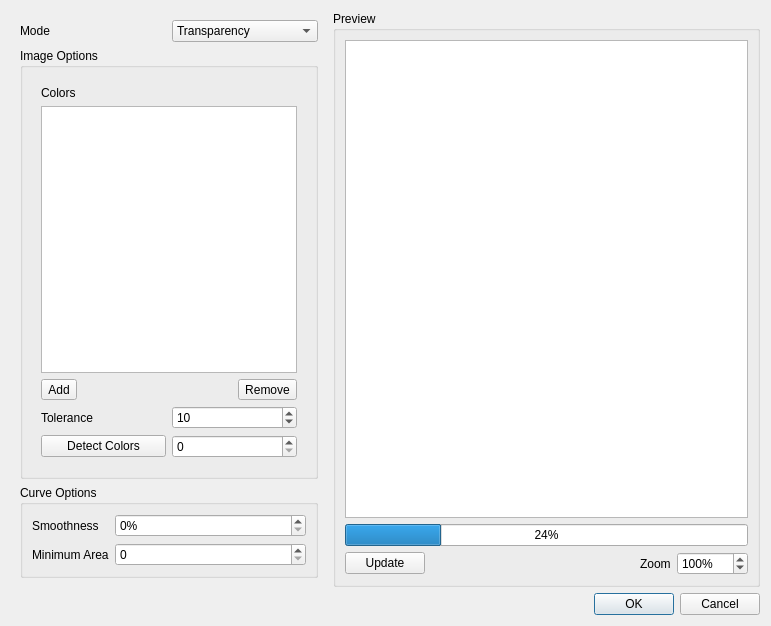
Old version of the form src/gui/widgets/dialogs/trace_dialog.ui in the repository mbasaglia/glaxnimate.
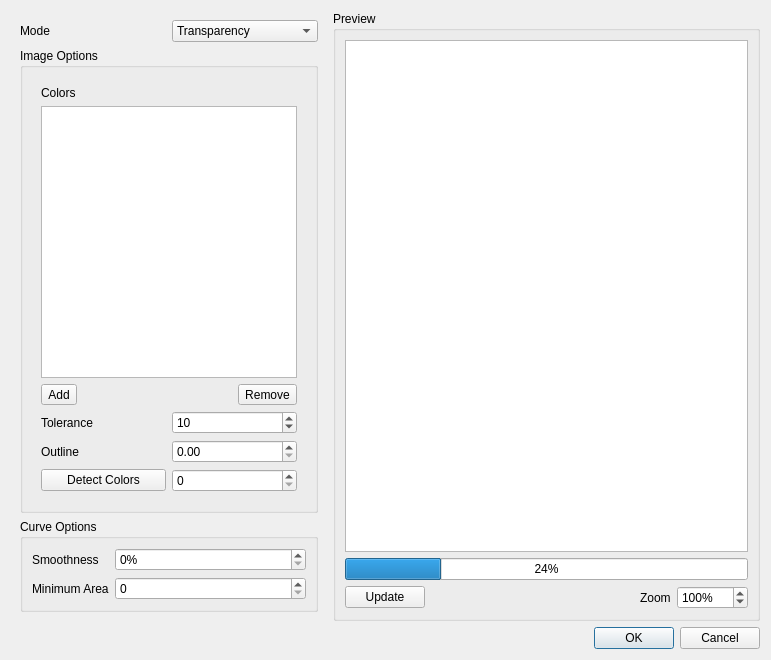
New version of the form. Icons and pictures are not drawn. Custom widgets are drawn as their Qt base class.

Commit message: Option to add an outline to traced paths

What changed in the file:
```diff
--- a/src/gui/widgets/dialogs/trace_dialog.ui
+++ b/src/gui/widgets/dialogs/trace_dialog.ui
@@ -7,7 +7,7 @@
     <x>0</x>
     <y>0</y>
     <width>771</width>
-    <height>626</height>
+    <height>660</height>
    </rect>
   </property>
   <property name="windowTitle">
@@ -204,15 +204,15 @@
                 </layout>
                </item>
                <item>
-                <layout class="QHBoxLayout" name="horizontalLayout_6">
-                 <item>
-                  <widget class="QLabel" name="label_tolerance">
+                <layout class="QGridLayout" name="gridLayout">
+                 <item row="2" column="0">
+                  <widget class="QPushButton" name="pushButton_2">
                    <property name="text">
-                    <string>Tolerance</string>
+                    <string>Detect Colors</string>
                    </property>
                   </widget>
                  </item>
-                 <item>
+                 <item row="0" column="1">
                   <widget class="QSpinBox" name="spin_tolerance">
                    <property name="minimum">
                     <number>0</number>
@@ -228,24 +228,34 @@
                    </property>
                   </widget>
                  </item>
-                </layout>
-               </item>
-               <item>
-                <layout class="QHBoxLayout" name="horizontalLayout_5">
-                 <item>
-                  <widget class="QPushButton" name="pushButton_2">
+                 <item row="0" column="0">
+                  <widget class="QLabel" name="label_tolerance">
                    <property name="text">
-                    <string>Detect Colors</string>
+                    <string>Tolerance</string>
                    </property>
                   </widget>
                  </item>
-                 <item>
+                 <item row="2" column="1">
                   <widget class="QSpinBox" name="spin_color_count">
                    <property name="maximum">
                     <number>32</number>
                    </property>
                   </widget>
                  </item>
+                 <item row="1" column="0">
+                  <widget class="QLabel" name="label_9">
+                   <property name="text">
+                    <string>Outline</string>
+                   </property>
+                  </widget>
+                 </item>
+                 <item row="1" column="1">
+                  <widget class="QDoubleSpinBox" name="spin_outline">
+                   <property name="singleStep">
+                    <double>0.500000000000000</double>
+                   </property>
+                  </widget>
+                 </item>
                 </layout>
                </item>
               </layout>
```
Left out of the diff: 15 changed lines with no effect on the pictures. The commit also changes 1 other file.
